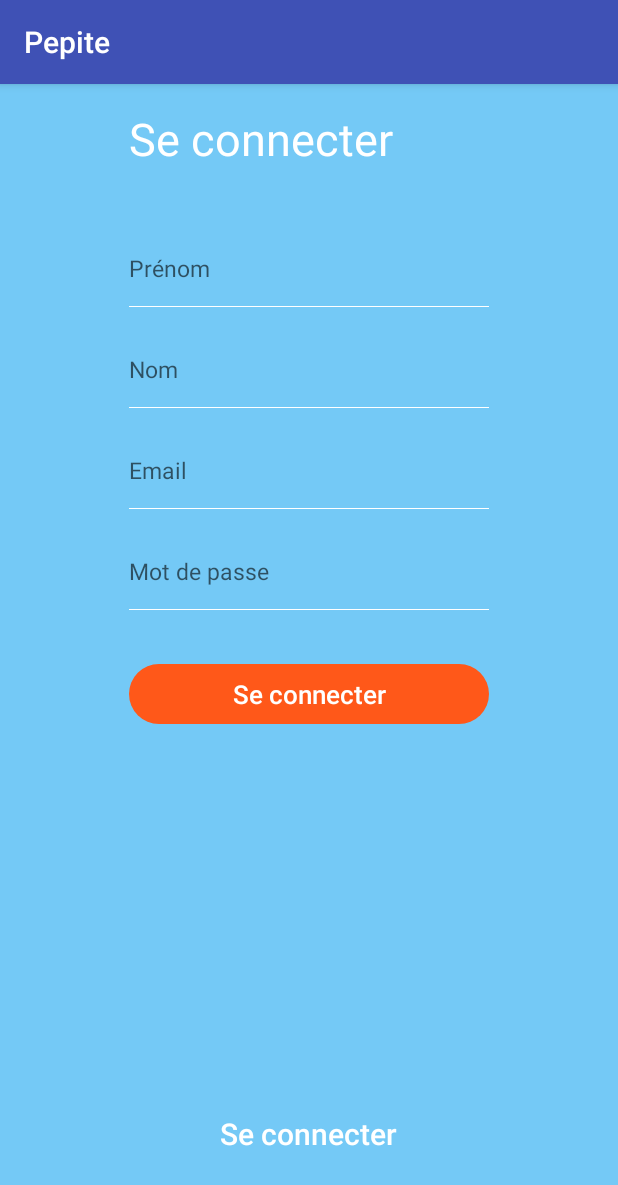
After one commit to Medved6/pepite-android, an Android app: the RegisterActivity screen opened directly, with no data from a screen before it, on a phone screen of 412 x 824 dp. The commit adds this screen. Shown: the top 1185 px of the screen. Run offline under Robolectric (Android 15) with nearby library versions, the phone set to English and light mode, and no system bars.

Commit message:
create register view

```diff
--- a/app/src/main/java/com/example/sergewsevolojsky/pepiteapp/activity/LoginActivity.java
+++ b/app/src/main/java/com/example/sergewsevolojsky/pepiteapp/activity/LoginActivity.java
@@ -65,6 +65,7 @@ public class LoginActivity extends AppCompatActivity {
                 String email_val = email_edit_text.getText().toString();
                 String password_val = password_edit_text.getText().toString();
 
+                Log.e("LOGIN","Requete Connection");
 
                 UserNetworkManager.registerUsers(email_val, password_val, new UserNetworkManager.UserLoginResultListener() {
                     @Override
--- /dev/null
+++ b/app/src/main/java/com/example/sergewsevolojsky/pepiteapp/activity/RegisterActivity.java
@@ -0,0 +1,15 @@
+package com.example.sergewsevolojsky.pepiteapp.activity;
+
+import android.support.v7.app.AppCompatActivity;
+import android.os.Bundle;
+
+import com.example.sergewsevolojsky.pepiteapp.R;
+
+public class RegisterActivity extends AppCompatActivity {
+
+    @Override
+    protected void onCreate(Bundle savedInstanceState) {
+        super.onCreate(savedInstanceState);
+        setContentView(R.layout.activity_register);
+    }
+}
--- a/app/src/main/res/drawable/borderbottom.xml
+++ b/app/src/main/res/drawable/bordertop.xml
@@ -5,9 +5,9 @@
             <solid android:color="#ebebeb" />
         </shape>
     </item>
-    <item android:bottom="1dp">
+    <item android:top="1dp">
         <shape android:shape="rectangle">
-            <solid android:color="#FFFFFF" />
+            <solid android:color="#fff" />
         </shape>
     </item>
 </layer-list>
--- /dev/null
+++ b/app/src/main/res/layout/activity_register.xml
@@ -0,0 +1,84 @@
+<?xml version="1.0" encoding="utf-8"?>
+<RelativeLayout xmlns:android="http://schemas.android.com/apk/res/android"
+    xmlns:tools="http://schemas.android.com/tools"
+    android:id="@+id/activity_register"
+    android:layout_width="match_parent"
+    android:layout_height="match_parent"
+    android:paddingBottom="@dimen/activity_vertical_margin"
+    android:paddingLeft="@dimen/activity_horizontal_margin"
+    android:paddingRight="@dimen/activity_horizontal_margin"
+    android:paddingTop="@dimen/activity_vertical_margin"
+    tools:context="com.example.sergewsevolojsky.pepiteapp.activity.RegisterActivity"
+    android:background="@color/colorMain">
+
+
+    <LinearLayout
+        android:layout_width="240dp"
+        android:layout_height="wrap_content"
+        android:orientation="vertical"
+        android:layout_centerHorizontal="true">
+
+        <TextView
+            android:layout_width="match_parent"
+            android:layout_height="wrap_content"
+            android:text="Se connecter"
+            android:textColor="#fff"
+            android:textSize="30sp"
+            android:layout_marginBottom="40dp"/>
+
+        <EditText
+            android:id="@+id/firstnameEditText"
+            android:layout_width="match_parent"
+            android:layout_height="wrap_content"
+            android:hint="Prénom"
+            android:layout_marginBottom="15dp"
+            style="@style/editText"/>
+        <EditText
+            android:id="@+id/lastnameEditText"
+            android:layout_width="match_parent"
+            android:layout_height="wrap_content"
+            android:hint="Nom"
+            android:layout_marginBottom="15dp"
+            style="@style/editText"/>
+        <EditText
+            android:id="@+id/emailEditText"
+            android:layout_width="match_parent"
+            android:layout_height="wrap_content"
+            android:hint="Email"
+            android:layout_marginBottom="15dp"
+            style="@style/editText"/>
+        <EditText
+            android:id="@+id/passwordEditText"
+            android:layout_width="match_parent"
+            android:layout_height="wrap_content"
+            android:hint="Mot de passe"
+            style="@style/editText"/>
+        <Button
+            android:id="@+id/loginButton"
+            android:layout_width="match_parent"
+            android:layout_height="40dp"
+            android:text="Se connecter"
+            android:layout_marginTop="36dp"
+            style="@style/redButton"/>
+
+    </LinearLayout>
+
+    <LinearLayout
+        android:layout_width="match_parent"
+        android:layout_height="wrap_content"
+        android:layout_alignParentBottom="true"
+        android:layout_marginBottom="40dp"
+        android:gravity="center">
+
+        <Button
+            android:id="@+id/goToLoginButton"
+            android:layout_width="wrap_content"
+            android:layout_height="26dp"
+            android:text="Se connecter"
+            android:layout_gravity="center"
+            android:textColor="#fff"
+            style="@style/transparenButton"/>
+
+    </LinearLayout>
+
+</RelativeLayout>
--- a/app/src/main/res/layout/activity_sport_selection.xml
+++ b/app/src/main/res/layout/activity_sport_selection.xml
@@ -5,6 +5,7 @@
     android:layout_width="match_parent"
     android:layout_height="match_parent"
     android:orientation="vertical"
+    android:background="#fafafa"
     tools:context="com.example.sergewsevolojsky.pepiteapp.activity.SportSelectionActivity">
 
 
```
Also changed, not shown: app/src/main/AndroidManifest.xml (+4 -4 lines), app/src/main/java/com/example/sergewsevolojsky/pepiteapp/fragments/SportSelectionFragment.java (+12 -1 lines), app/src/main/res/layout/fragment_sports_selection.xml (+25 -3 lines).
